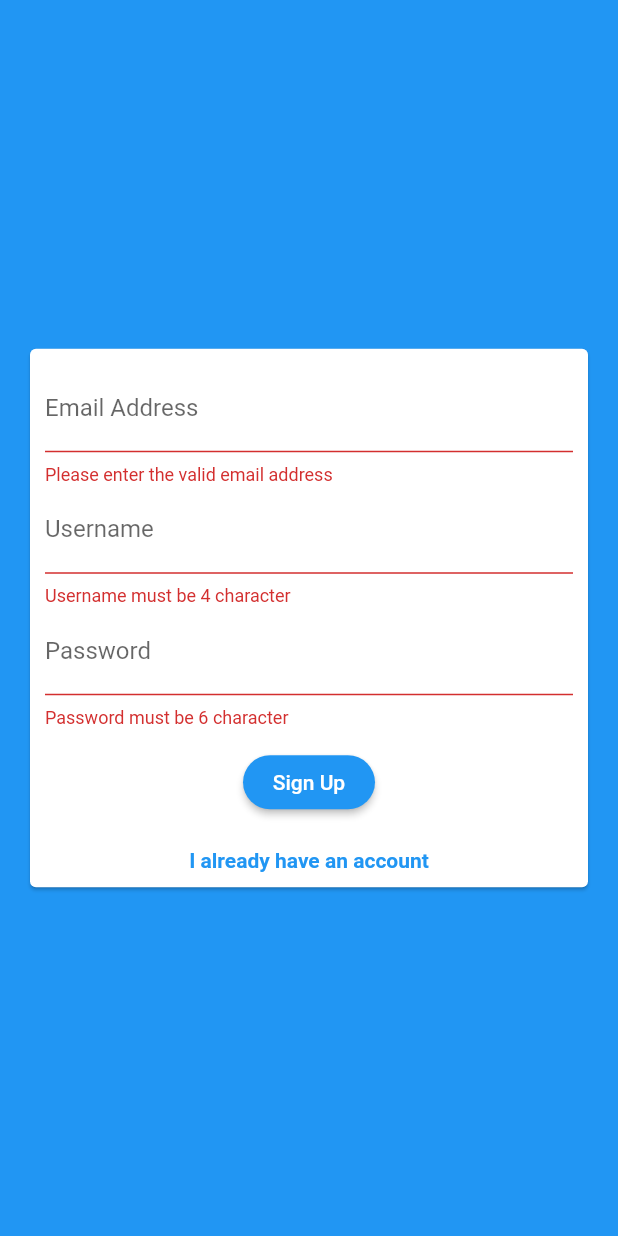
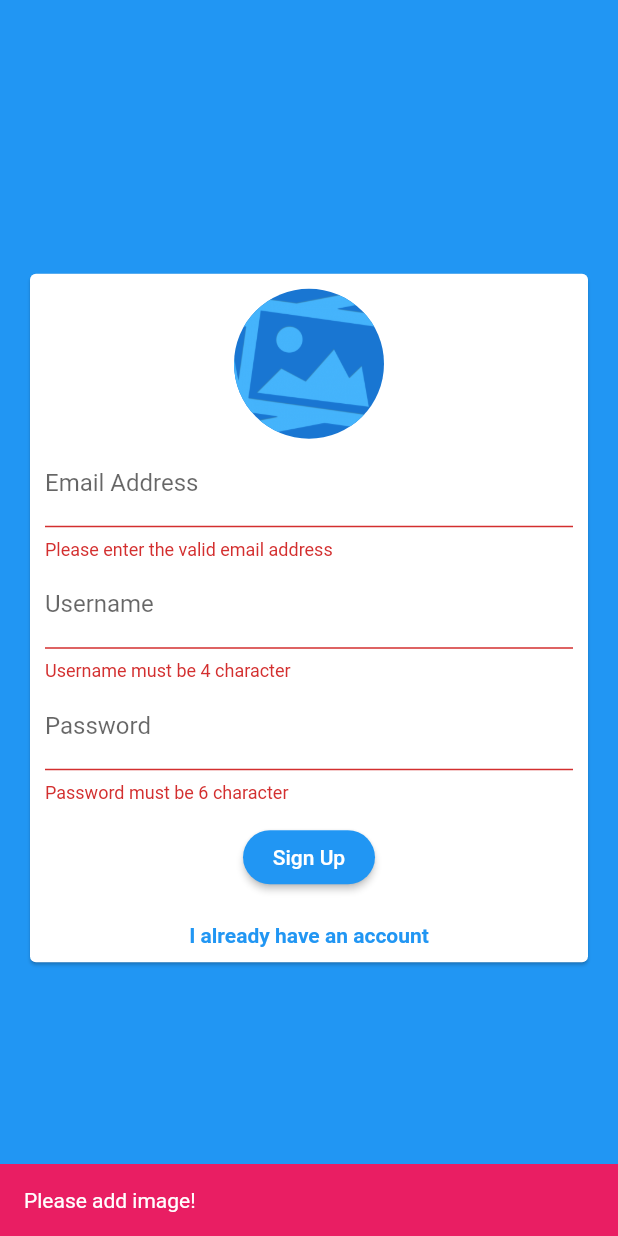
Before and after one commit to ZianFahrudy/FCM-ChatApp, a Flutter app: the screen it shows after launch, after a tap on "Login", after a tap on "Create new account", after a tap on "Sign Up", on a phone screen of 412 x 824 dp. Run offline on Flutter 3.47's test engine with Material 2 defaults, Android fonts, the phone set to English and light mode, and no system bars; drawn by our look-alikes of another_flushbar; our stand-ins replace cloud_firestore, firebase_auth, firebase_core, firebase_storage, get, image_picker; accounts and stored records are empty.

Commit message:
last commit

```diff
--- a/flutter_chatapps/lib/presentation/pages/auth/auth_page.dart
+++ b/flutter_chatapps/lib/presentation/pages/auth/auth_page.dart
@@ -1,6 +1,9 @@
+import 'dart:io';
+
 import 'package:another_flushbar/flushbar.dart';
 import 'package:cloud_firestore/cloud_firestore.dart';
 import 'package:firebase_auth/firebase_auth.dart';
+import 'package:firebase_storage/firebase_storage.dart';
 import 'package:flutter/material.dart';
 import 'package:flutter/services.dart';
 import 'package:flutter_chatapps/presentation/widgets/auth/auth_form.dart';
@@ -15,14 +18,27 @@ class AuthPage extends StatefulWidget {
 
 class _AuthPageState extends State<AuthPage> {
   final _auth = FirebaseAuth.instance;
+  final _ref = FirebaseStorage.instance.ref();
 
   bool _isLoading = false;
+
+  String imageUrl;
+
+  _uploadImage(File image) async {
+    final ref =
+        _ref.child('user_image').child("${_auth.currentUser.uid}" + ".jpg");
+
+    await ref.putFile(image).whenComplete(() => print('upload completed'));
+
+    imageUrl = await ref.getDownloadURL();
+  }
 
   void _submitFn(
     String email,
     String username,
     String password,
     bool isLogin,
+    File image,
   ) async {
     UserCredential userCredential;
 
@@ -37,12 +53,16 @@ class _AuthPageState extends State<AuthPage> {
         userCredential = await _auth.createUserWithEmailAndPassword(
             email: email, password: password);
 
+        // Upload image to firebase storage
+        await _uploadImage(image);
+
         await FirebaseFirestore.instance
             .collection('users')
             .doc(userCredential.user.uid)
             .set({
           'email': email,
           'username': username,
+          'imageUrl': imageUrl,
         });
       }
     } on PlatformException catch (e) {
--- a/flutter_chatapps/lib/presentation/widgets/auth/auth_form.dart
+++ b/flutter_chatapps/lib/presentation/widgets/auth/auth_form.dart
@@ -1,4 +1,7 @@
+import 'dart:io';
+import 'package:another_flushbar/flushbar.dart';
 import 'package:flutter/material.dart';
+import 'package:image_picker/image_picker.dart';
 
 class AuthForm extends StatefulWidget {
   AuthForm(
@@ -7,12 +10,8 @@ class AuthForm extends StatefulWidget {
     Key key,
   }) : super(key: key);
 
-  final void Function(
-    String email,
-    String username,
-    String password,
-    bool isLogin,
-  ) submitFn;
+  final void Function(String email, String username, String password,
+      bool isLogin, File image) submitFn;
 
   bool isLoading;
 
@@ -29,9 +28,25 @@ class _AuthFormState extends State<AuthForm> {
 
   bool _isLogin = true;
 
-  void submitFn() {
+  File _image;
+
+  void submitFn(BuildContext ctx) {
     final isValid = _formKey.currentState.validate();
     FocusScope.of(context).unfocus();
+
+    if (_image == null && !_isLogin) {
+      Flushbar(
+        duration: Duration(seconds: 3),
+        flushbarPosition: FlushbarPosition.BOTTOM,
+        messageText: Text(
+          "Please add image!",
+          style: TextStyle(color: Colors.white),
+        ),
+        backgroundColor: Colors.pink,
+      ).show(ctx);
+      return;
+    }
+
     if (isValid) {
       _formKey.currentState.save();
 
@@ -40,10 +55,20 @@ class _AuthFormState extends State<AuthForm> {
         _userName.trim(),
         _userPassword,
         _isLogin,
+        _image,
       );
 
       // send field value to firebase
     }
+  }
+
+  void _pickedImage() async {
+    final _pickedFile =
+        await ImagePicker().getImage(source: ImageSource.gallery);
+
+    setState(() {
+      _image = File(_pickedFile.path);
+    });
   }
 
   @override
@@ -58,6 +83,16 @@ class _AuthFormState extends State<AuthForm> {
               padding: const EdgeInsets.all(10),
               child: Column(
                 children: [
+                  if (!_isLogin)
+                    GestureDetector(
+                      onTap: _pickedImage,
+                      child: CircleAvatar(
+                        backgroundImage: _image != null
+                            ? FileImage(_image)
+                            : AssetImage("assets/no-image.png"),
+                        radius: 50,
+                      ),
+                    ),
                   TextFormField(
                     onSaved: (v) {
                       _userEmail = v;
@@ -105,7 +140,7 @@ class _AuthFormState extends State<AuthForm> {
                   if (!widget.isLoading)
                     RaisedButton(
                         child: Text(_isLogin ? "Login" : "Sign Up"),
-                        onPressed: submitFn),
+                        onPressed: () => submitFn(context)),
                   SizedBox(
                     height: 20,
                   ),
```
Also changed, not shown: flutter_chatapps/lib/presentation/widgets/chat/message.dart (+5 -2 lines), flutter_chatapps/lib/presentation/widgets/chat/message_card.dart (+33 -9 lines), flutter_chatapps/lib/presentation/widgets/chat/new_message.dart (+6 -1 lines), flutter_chatapps/pubspec.yaml (+5 -3 lines), flutter_chatapps/assets/no-image.png (added), flutter_chatapps/pubspec.lock.
